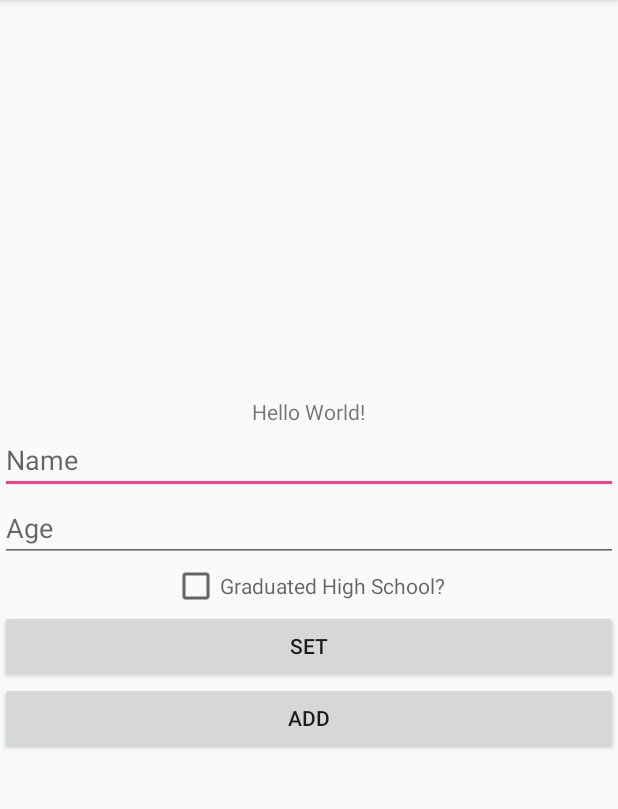
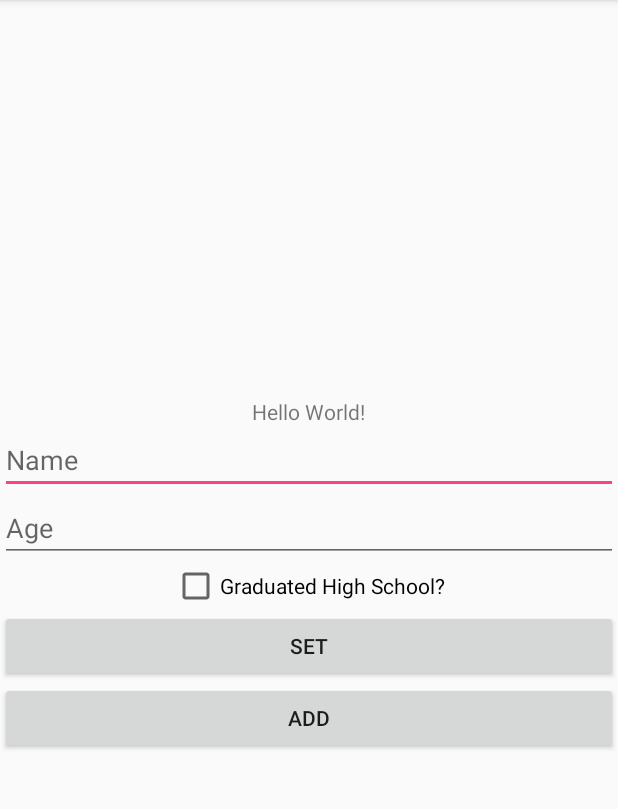
Before and after one commit to cdbest10/InClassAssignment09-CBest, an Android app: the screen it shows after launch (MainActivity), on a phone screen of 412 x 824 dp, the part 84-893 px from its top. Run offline under Robolectric (Android 15) with nearby library versions, the phone set to English and light mode, and no system bars; our stand-ins replace Firebase (no records; nobody signed in at launch, a user with empty details on screens opened directly); 4 statements that could not run were skipped.

```diff
--- a/app/build.gradle
+++ b/app/build.gradle
@@ -26,5 +26,6 @@ dependencies {
     androidTestImplementation 'com.android.support.test:runner:1.0.1'
     androidTestImplementation 'com.android.support.test.espresso:espresso-core:3.0.1'
     compile 'com.google.firebase:firebase-database:10.0.1'
+
 }
 apply plugin: 'com.google.gms.google-services'
--- a/app/src/main/java/com/example/android/firebaseexample3_26/MainActivity.java
+++ b/app/src/main/java/com/example/android/firebaseexample3_26/MainActivity.java
@@ -28,7 +28,7 @@ public class MainActivity extends AppCompatActivity {
         setContentView(R.layout.activity_main);
 
         EditText name = findViewById(R.id.name_field);
-        EditText age = findViewById(R.id.age_field);
+        EditText ageBox = findViewById(R.id.age_field);
         CheckBox hasGraduated = findViewById(R.id.graduated_field);
 
     }
--- a/app/src/main/res/layout/activity_main.xml
+++ b/app/src/main/res/layout/activity_main.xml
@@ -22,13 +22,14 @@
         android:id="@+id/age_field"
         android:layout_width="match_parent"
         android:layout_height="wrap_content"
-        android:hint="Age" />
+        android:hint="Age"
+        android:inputType="number"/>
 
     <CheckBox
         android:id="@+id/graduated_field"
         android:layout_width="wrap_content"
         android:layout_height="wrap_content"
-        android:hint="Graduated High School?" />
+        android:text="Graduated High School?" />
 
     <Button
         android:layout_width="match_parent"
```
